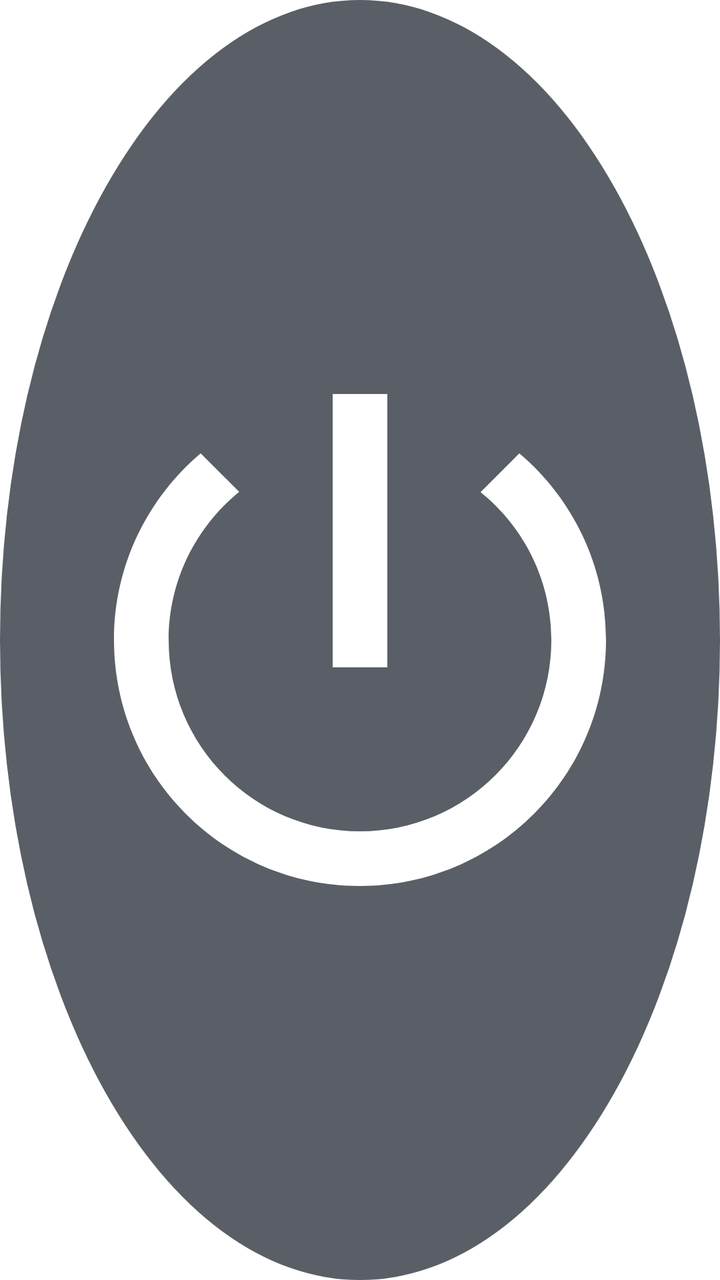
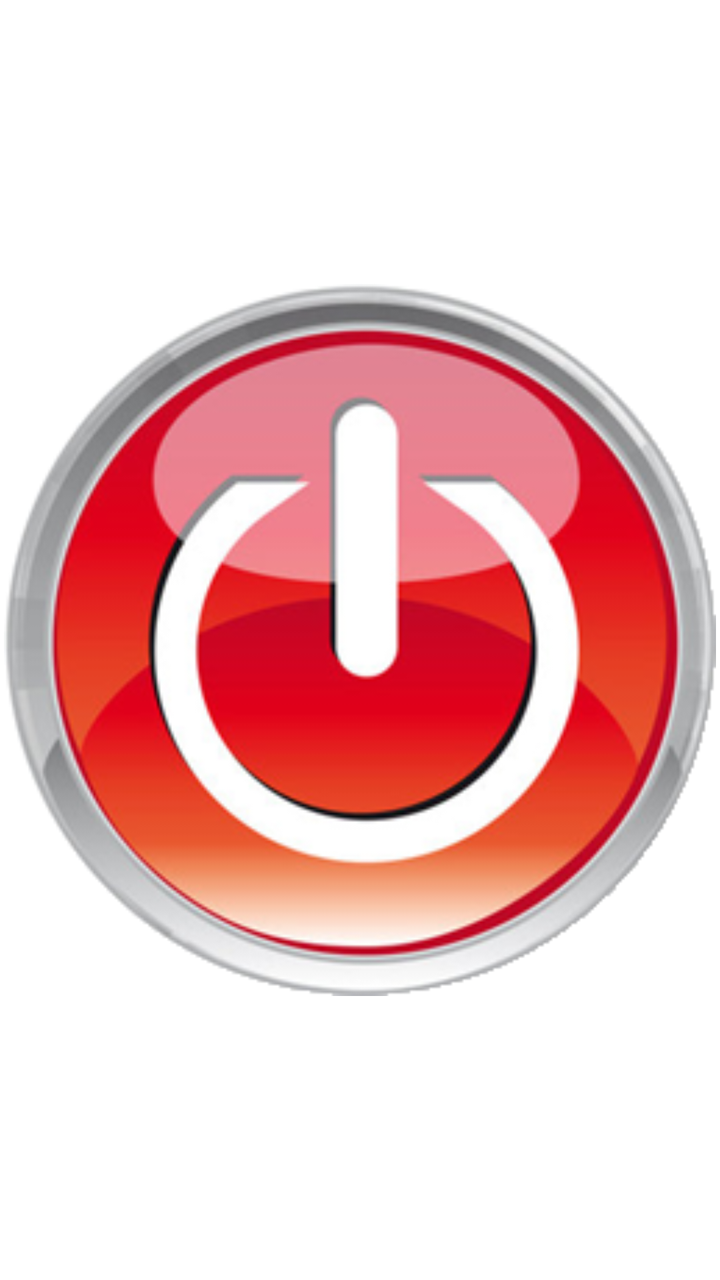

Before-and-after screenshots of an Android layout around one commit, followed by the original layout XML and the change that was made.
<!-- AndroidManifest.xml: fallback theme Theme.MaterialComponents.DayNight.NoActionBar -->
<!-- res/layout/widget_vpn_toggle.xml -->
<?xml version="1.0" encoding="utf-8"?>
<FrameLayout xmlns:android="http://schemas.android.com/apk/res/android"
    android:id="@+id/widget_root"
    android:layout_width="match_parent"
    android:layout_height="match_parent"
    android:background="@drawable/widget_bg_off"
    android:padding="6dp">

    <ImageView
        android:id="@+id/widget_icon"
        android:layout_width="match_parent"
        android:layout_height="match_parent"
        android:layout_gravity="center"
        android:padding="10dp"
        android:scaleType="fitCenter"
        android:src="@drawable/widget_power"
        android:contentDescription="@string/vpn_widget_label" />
</FrameLayout>
<!-- resources referenced by this layout -->
<resources>
  <!-- drawable widget_bg_off (drawable) -->
  <shape xmlns:android="http://schemas.android.com/apk/res/android"
      android:shape="oval">
      <solid android:color="#5A5E66" />
  </shape>
  <!-- drawable widget_power (drawable) -->
  <vector xmlns:android="http://schemas.android.com/apk/res/android"
      android:width="24dp"
      android:height="24dp"
      android:viewportWidth="24"
      android:viewportHeight="24"
      android:tint="#FFFFFF">
      <path
          android:fillColor="#FFFFFF"
          android:pathData="M13,3h-2v10h2V3zM17.83,5.17l-1.42,1.42C17.99,7.86 19,9.81 19,12c0,3.87 -3.13,7 -7,7s-7,-3.13 -7,-7c0,-2.19 1.01,-4.14 2.58,-5.42L6.17,5.17C4.23,6.82 3,9.26 3,12c0,4.97 4.03,9 9,9s9,-4.03 9,-9c0,-2.74 -1.23,-5.18 -3.17,-6.83z" />
  </vector>
  <string name="vpn_widget_label">VPN вкл/выкл</string>
</resources>

<!-- the commit's change to res/layout/widget_vpn_toggle.xml (unified diff, before → after) -->
@@ -3,16 +3,14 @@
     android:id="@+id/widget_root"
     android:layout_width="match_parent"
     android:layout_height="match_parent"
-    android:background="@drawable/widget_bg_off"
-    android:padding="6dp">
+    android:padding="2dp">
 
     <ImageView
         android:id="@+id/widget_icon"
         android:layout_width="match_parent"
         android:layout_height="match_parent"
         android:layout_gravity="center"
-        android:padding="10dp"
         android:scaleType="fitCenter"
-        android:src="@drawable/widget_power"
+        android:src="@drawable/widget_power_off"
         android:contentDescription="@string/vpn_widget_label" />
 </FrameLayout>
<!-- resource entries referenced after the edit -->
@@ -1,21 +1,6 @@
 <!-- resources referenced by this layout -->
 <resources>
-  <!-- drawable widget_bg_off (drawable) -->
-  <shape xmlns:android="http://schemas.android.com/apk/res/android"
-      android:shape="oval">
-      <solid android:color="#5A5E66" />
-  </shape>
-  <!-- drawable widget_power (drawable) -->
-  <vector xmlns:android="http://schemas.android.com/apk/res/android"
-      android:width="24dp"
-      android:height="24dp"
-      android:viewportWidth="24"
-      android:viewportHeight="24"
-      android:tint="#FFFFFF">
-      <path
-          android:fillColor="#FFFFFF"
-          android:pathData="M13,3h-2v10h2V3zM17.83,5.17l-1.42,1.42C17.99,7.86 19,9.81 19,12c0,3.87 -3.13,7 -7,7s-7,-3.13 -7,-7c0,-2.19 1.01,-4.14 2.58,-5.42L6.17,5.17C4.23,6.82 3,9.26 3,12c0,4.97 4.03,9 9,9s9,-4.03 9,-9c0,-2.74 -1.23,-5.18 -3.17,-6.83z" />
-  </vector>
+  <!-- drawable widget_power_off: png bitmap (drawable-nodpi, 79660 bytes) -->
   <string name="vpn_widget_label">VPN вкл/выкл</string>
 </resources>
 
